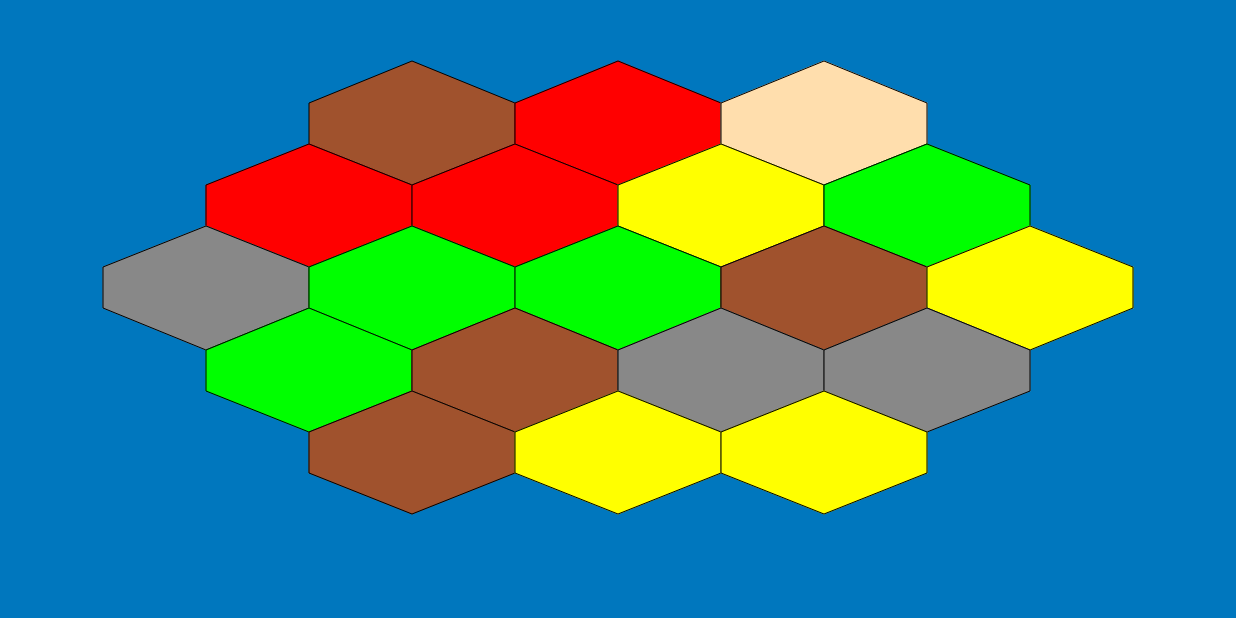
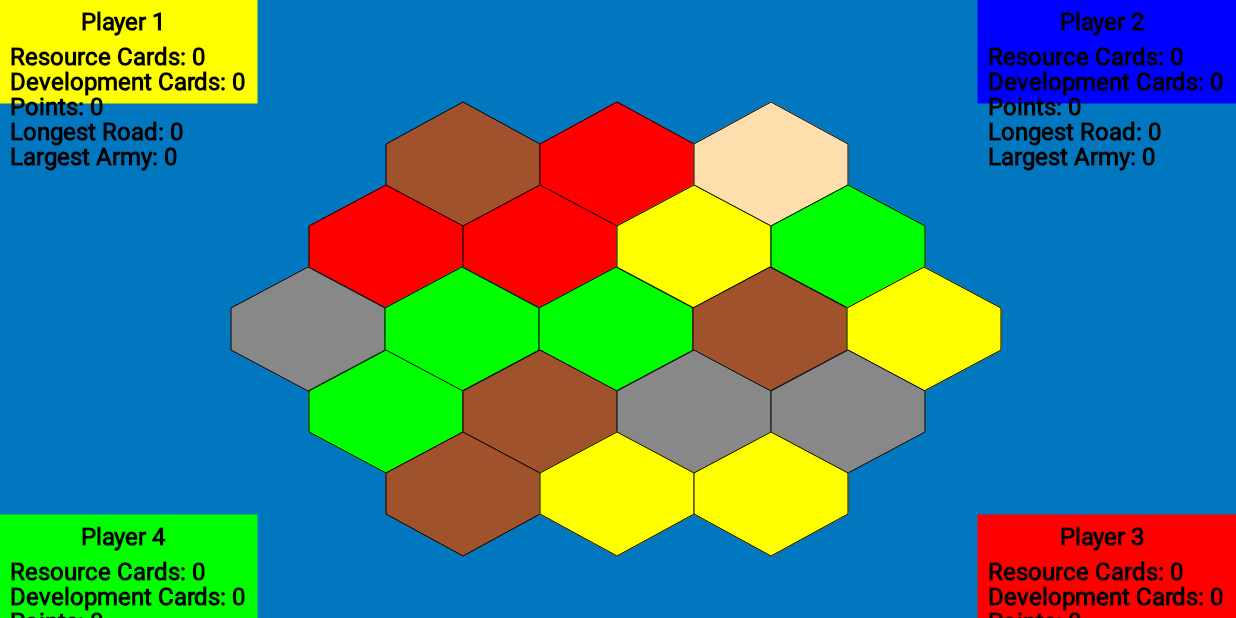
Before and after one commit to hlawler96/Comp_433_Project_Game, an Android app: the GameActivity screen opened directly, with no data from a screen before it, on a phone screen of 824 x 412 dp (held sideways). Run offline under Robolectric (Android 15) with nearby library versions, the phone set to English and light mode, and no system bars.

Commit message:
Added Player Boxes in the corner that display player stats

```diff
--- a/Game/app/src/main/AndroidManifest.xml
+++ b/Game/app/src/main/AndroidManifest.xml
@@ -8,7 +8,9 @@
         android:label="@string/app_name"
         android:roundIcon="@mipmap/ic_launcher_round"
         android:supportsRtl="true"
-        android:theme="@style/AppTheme">
+        android:theme="@style/AppTheme"
+        >
+
         <activity android:name=".MainActivity">
             <intent-filter>
                 <action android:name="android.intent.action.MAIN" />
--- a/Game/app/src/main/java/edu/unc/cs/haydenl/game/GameActivity.java
+++ b/Game/app/src/main/java/edu/unc/cs/haydenl/game/GameActivity.java
@@ -1,7 +1,9 @@
 package edu.unc.cs.haydenl.game;
 
+import android.app.ActionBar;
 import android.app.Activity;
 import android.os.Bundle;
+import android.view.View;
 
 /**
  * Created by hayden on 10/9/17.
@@ -12,6 +14,10 @@ public class GameActivity extends Activity {
     @Override
     protected void onCreate(Bundle savedInstanceState) {
         super.onCreate(savedInstanceState);
+        View decorView = getWindow().getDecorView();
+// Hide the status bar.
+        int uiOptions = View.SYSTEM_UI_FLAG_FULLSCREEN;
+        decorView.setSystemUiVisibility(uiOptions);
         setContentView(R.layout.game_activity);
     }
 }
--- a/Game/app/src/main/java/edu/unc/cs/haydenl/game/GameBoard.java
+++ b/Game/app/src/main/java/edu/unc/cs/haydenl/game/GameBoard.java
@@ -10,15 +10,21 @@ import android.util.Log;
 public class GameBoard {
 
     public Tile[] tiles;
+    public Player[] players;
     public int woodCount = 0, wheatCount = 0, brickCount = 0, rockCount = 0, sheepCount = 0, desertCount = 0, counter;
 
     public GameBoard(){
         tiles = new Tile[19];
-        for(int i = 0; i < 19; i++ ){
+        players  = new Player[4];
+        for(int i = 0; i < tiles.length; i++ ){
             tiles[i] = assignType();
+        }
+        for(int i = 1; i <= players.length; i++){
+            players[i-1] = new Player(i);
         }
         counter = 0;
     }
+
     public Tile getTileForBoard(){
         Tile t = tiles[counter];
         counter++;
--- a/Game/app/src/main/java/edu/unc/cs/haydenl/game/GameView.java
+++ b/Game/app/src/main/java/edu/unc/cs/haydenl/game/GameView.java
@@ -9,10 +9,8 @@ import android.os.Build;
 import android.support.annotation.Nullable;
 import android.support.annotation.RequiresApi;
 import android.util.AttributeSet;
-import android.util.Log;
 import android.view.MotionEvent;
 import android.view.View;
-import android.widget.Button;
 
 import java.util.ArrayList;
 
@@ -47,12 +45,13 @@ public class GameView extends View {
         init(context);
     }
 
-    public void init(Context context){
+    public void init(Context context
+    ){
         game = new GameBoard();
         setup = false;
         settlements = new ArrayList<Spot>();
 
-        this.setOnTouchListener(new View.OnTouchListener(){
+        this.setOnTouchListener(new OnTouchListener(){
             @Override
             public boolean onTouch(View v, MotionEvent event){
                 ((GameView) v).onTouch(event.getX(), event.getY());
@@ -71,6 +70,7 @@ public class GameView extends View {
         drawOcean(c,p);
         drawTiles(c,p);
         drawSettlements(c,p);
+        drawPlayerBoxes(c,p);
     }
 
     public void onTouch(float x, float y){
@@ -102,12 +102,12 @@ public class GameView extends View {
         for(int i = 0; i < 6; i+= 2){
             Tile t = game.getTileForBoard();
             if(!setup) {
-                t.storeCoordinates(width / 4 + (i + 1) * (width / 12), height / 10);
-                t.storeCoordinates(width / 4 + (i + 2) * (width / 12), height / 6);
-                t.storeCoordinates(width / 4 + (i + 2) * (width / 12), 7 * height / 30);
-                t.storeCoordinates(width / 4 + (i + 1) * (width / 12), 3 * height / 10);
-                t.storeCoordinates(width / 4 + i * (width / 12), 7 * height / 30);
-                t.storeCoordinates(width / 4 + i * (width / 12), height / 6);
+                t.storeCoordinates(5* width / 16 + (i + 1) * (width / 16), height / 10 + height/15);
+                t.storeCoordinates(5* width / 16 + (i + 2) * (width / 16), height / 6 + height/15);
+                t.storeCoordinates(5* width / 16 + (i + 2) * (width / 16), 7 * height / 30 + height/15);
+                t.storeCoordinates(5* width / 16 + (i + 1) * (width / 16), 3 * height / 10 + height/15) ;
+                t.storeCoordinates(5* width / 16 + i * (width / 16), 7 * height / 30 + height/15) ;
+                t.storeCoordinates(5* width / 16 + i * (width / 16), height / 6 + height/15);
             }
             Path path = new Path();
             path.moveTo(t.spots[0].x,t.spots[0].y);
@@ -131,12 +131,12 @@ public class GameView extends View {
         for(int i =0; i < 8; i+=2){
             Tile t = game.getTileForBoard();
             if(!setup) {
-                t.storeCoordinates(width / 6 + (i + 1) * (width / 12), 7 * height / 30);
-                t.storeCoordinates(width / 6 + (i + 2) * (width / 12), 7 * height / 30 + height / 15);
-                t.storeCoordinates(width / 6 + (i + 2) * (width / 12), 7 * height / 30 + 2 * height / 15);
-                t.storeCoordinates(width / 6 + (i + 1) * (width / 12), 7 * height / 30 + 3 * height / 15);
-                t.storeCoordinates(width / 6 + i * (width / 12), 7 * height / 30 + 2 * height / 15);
-                t.storeCoordinates(width / 6 + i * (width / 12), 7 * height / 30 + height / 15);
+                t.storeCoordinates(width / 4 + (i + 1) * (width / 16), 7 * height / 30 + height/15);
+                t.storeCoordinates(width / 4 + (i + 2) * (width / 16), 7 * height / 30 + 2 * height / 15);
+                t.storeCoordinates(width / 4 + (i + 2) * (width / 16), 7 * height / 30 + 3 * height / 15);
+                t.storeCoordinates(width / 4 + (i + 1) * (width / 16), 7 * height / 30 + 4 * height / 15);
+                t.storeCoordinates(width / 4 + i * (width / 16), 7 * height / 30 + 3 * height / 15);
+                t.storeCoordinates(width / 4 + i * (width / 16), 7 * height / 30 + 2 * height / 15);
             }
 
             Path path  = new Path();
@@ -162,12 +162,12 @@ public class GameView extends View {
         for(int i =0; i < 10; i+=2){
             Tile t = game.getTileForBoard();
             if(!setup) {
-                t.storeCoordinates(width / 12 + (i + 1) * (width / 12), 7 * height / 30 + 2 * height / 15);
-                t.storeCoordinates(width / 12 + (i + 2) * (width / 12), 7 * height / 30 + 3 * height / 15);
-                t.storeCoordinates(width / 12 + (i + 2) * (width / 12), 7 * height / 30 + 4 * height / 15);
-                t.storeCoordinates(width / 12 + (i + 1) * (width / 12), 7 * height / 30 + 5 * height / 15);
-                t.storeCoordinates(width / 12 + i * (width / 12), 7 * height / 30 + 4 * height / 15);
-                t.storeCoordinates(width / 12 + i * (width / 12), 7 * height / 30 + 3 * height / 15);
+                t.storeCoordinates(3*width / 16 + (i + 1) * (width / 16), 7 * height / 30 + 3 * height / 15);
+                t.storeCoordinates(3*width / 16 + (i + 2) * (width / 16), 7 * height / 30 + 4 * height / 15);
+                t.storeCoordinates(3*width / 16 + (i + 2) * (width / 16), 7 * height / 30 + 5 * height / 15);
+                t.storeCoordinates(3*width / 16 + (i + 1) * (width / 16), 7 * height / 30 + 6 * height / 15);
+                t.storeCoordinates(3*width / 16 + i * (width / 16), 7 * height / 30 + 5 * height / 15);
+                t.storeCoordinates(3*width / 16 + i * (width / 16), 7 * height / 30 + 4 * height / 15);
             }
             Path path  = new Path();
             path.moveTo(t.spots[0].x,t.spots[0].y);
@@ -192,12 +192,12 @@ public class GameView extends View {
         for(int i =0; i < 8; i+=2){
             Tile t = game.getTileForBoard();
             if(!setup) {
-                t.storeCoordinates(width / 6 + (i + 1) * (width / 12), 7 * height / 30 + 4 * height / 15);
-                t.storeCoordinates(width / 6 + (i + 2) * (width / 12), 7 * height / 30 + 5 * height / 15);
-                t.storeCoordinates(width / 6 + (i + 2) * (width / 12), 7 * height / 30 + 6 * height / 15);
-                t.storeCoordinates(width / 6 + (i + 1) * (width / 12), 7 * height / 30 + 7 * height / 15);
-                t.storeCoordinates(width / 6 + i * (width / 12), 7 * height / 30 + 6 * height / 15);
-                t.storeCoordinates(width / 6 + i * (width / 12), 7 * height / 30 + 5 * height / 15);
+                t.storeCoordinates(width / 4 + (i + 1) * (width / 16), 7 * height / 30 + 5 * height / 15);
+                t.storeCoordinates(width / 4 + (i + 2) * (width / 16), 7 * height / 30 + 6 * height / 15);
+                t.storeCoordinates(width / 4 + (i + 2) * (width / 16), 7 * height / 30 + 7 * height / 15);
+                t.storeCoordinates(width / 4 + (i + 1) * (width / 16), 7 * height / 30 + 8 * height / 15);
+                t.storeCoordinates(width / 4 + i * (width / 16), 7 * height / 30 + 7 * height / 15);
+                t.storeCoordinates(width / 4 + i * (width / 16), 7 * height / 30 + 6 * height / 15);
             }
             Path path  = new Path();
             path.moveTo(t.spots[0].x,t.spots[0].y);
@@ -222,12 +222,12 @@ public class GameView extends View {
         for(int i =0; i < 6; i+=2){
             Tile t = game.getTileForBoard();
             if(!setup) {
-                t.storeCoordinates(width / 4 + (i + 1) * (width / 12), 7 * height / 30 + 6 * height / 15);
-                t.storeCoordinates(width / 4 + (i + 2) * (width / 12), 7 * height / 30 + 7 * height / 15);
-                t.storeCoordinates(width / 4 + (i + 2) * (width / 12), 7 * height / 30 + 8 * height / 15);
-                t.storeCoordinates(width / 4 + (i + 1) * (width / 12), 7 * height / 30 + 9 * height / 15);
-                t.storeCoordinates(width / 4 + i * (width / 12), 7 * height / 30 + 8 * height / 15);
-                t.storeCoordinates(width / 4 + i * (width / 12), 7 * height / 30 + 7 * height / 15);
+                t.storeCoordinates(5*width / 16 + (i + 1) * (width / 16), 7 * height / 30 + 7 * height / 15);
+                t.storeCoordinates(5*width / 16 + (i + 2) * (width / 16), 7 * height / 30 + 8 * height / 15);
+                t.storeCoordinates(5*width / 16 + (i + 2) * (width / 16), 7 * height / 30 + 9 * height / 15);
+                t.storeCoordinates(5*width / 16 + (i + 1) * (width / 16), 7 * height / 30 + 10 * height / 15);
+                t.storeCoordinates(5*width / 16 + i * (width / 16), 7 * height / 30 + 9 * height / 15);
+                t.storeCoordinates(5*width / 16 + i * (width / 16), 7 * height / 30 + 8 * height / 15);
                 if(i == 4)setup = true;
             }
 
@@ -265,7 +265,73 @@ public class GameView extends View {
         }
     }
 
+    private void drawPlayerBoxes(Canvas c, Paint p){
+
+        //Player 1
+        p.setColor(game.players[0].color);
+        c.drawRect(0,0, 5* width / 24, height / 6,p);
+
+        p.setColor(Color.BLACK);
+        p.setTextSize(24);
+        p.setTextAlign(Paint.Align.CENTER);
+        c.drawText("Player 1", 5*width/48 - 5, 30, p);
+        p.setTextAlign(Paint.Align.LEFT);
+        c.drawText("Resource Cards: " + game.players[0].numResourceCards, 10, 65,p);
+        c.drawText("Development Cards: " + game.players[0].developmentCards, 10, 90,p);
+        c.drawText("Points: " + game.players[0].points, 10, 115,p);
+        c.drawText("Longest Road: " + game.players[0].longestRoad, 10, 140,p);
+        c.drawText("Largest Army: " + game.players[0].largestArmy,10,165,p);
 
 
 
+        //Player 2
+        p.setColor(game.players[1].color);
+        c.drawRect(19*width/24,0, width , height / 6,p);
+
+        p.setColor(Color.BLACK);
+        p.setTextSize(24);
+        p.setTextAlign(Paint.Align.CENTER);
+        c.drawText("Player 2", 43*width/48-5 , 30, p);
+        p.setTextAlign(Paint.Align.LEFT);
+        c.drawText("Resource Cards: " + game.players[1].numResourceCards, 19*width/24 + 10, 65,p);
+        c.drawText("Development Cards: " + game.players[1].developmentCards, 19*width/24 + 10, 90,p);
+        c.drawText("Points: " + game.players[1].points, 19*width/24 + 10, 115,p);
+        c.drawText("Longest Road: " + game.players[1].longestRoad, 19*width/24 +10, 140,p);
+        c.drawText("Largest Army: " + game.players[1].largestArmy,19*width/24 +10,165,p);
+
+        //Player 3
+        p.setColor(game.players[2].color);
+        c.drawRect(19*width/24 ,5*height/6, width, height,p);
+
+        p.setColor(Color.BLACK);
+        p.setTextSize(24);
+        p.setTextAlign(Paint.Align.CENTER);
+        c.drawText("Player 3", 43*width/48-5 , 5* height/6 + 30, p);
+
+        p.setTextAlign(Paint.Align.LEFT);
+        c.drawText("Resource Cards: " + game.players[2].numResourceCards, 19*width/24 + 10, 5*height/6 + 65,p);
+        c.drawText("Development Cards: " + game.players[2].developmentCards, 19*width/24 + 10, 5*height/6 +90,p);
+        c.drawText("Points: " + game.players[2].points, 19*width/24 + 10, 5*height/6 +115,p);
+        c.drawText("Longest Road: " + game.players[2].longestRoad, 19*width/24 +10, 5*height/6 +140,p);
+        c.drawText("Largest Army: " + game.players[2].largestArmy,19*width/24 +10,5*height/6 + 165,p);
+
+        //Player 4
+        p.setColor(game.players[3].color);
+        c.drawRect(0,5*height/6, 5*width / 24, height,p);
+
+        p.setColor(Color.BLACK);
+        p.setTextSize(24);
+        p.setTextAlign(Paint.Align.CENTER);
+        c.drawText("Player 4", 5*width/48 -5, 5*height/6 + 30, p);
+
+        p.setTextAlign(Paint.Align.LEFT);
+        c.drawText("Resource Cards: " + game.players[3].numResourceCards, 10, 5*height/6 +65,p);
+        c.drawText("Development Cards: " + game.players[3].developmentCards, 10, 5*height/6 +90,p);
+        c.drawText("Points: " + game.players[3].points, 10, 5*height/6 +115,p);
+        c.drawText("Longest Road: " + game.players[3].longestRoad, 10, 5*height/6 +140,p);
+        c.drawText("Largest Army: " + game.players[3].largestArmy,10,5*height/6 +165,p);
+
+
+    }
+
 }
--- a/Game/app/src/main/java/edu/unc/cs/haydenl/game/MainActivity.java
+++ b/Game/app/src/main/java/edu/unc/cs/haydenl/game/MainActivity.java
@@ -1,8 +1,8 @@
 package edu.unc.cs.haydenl.game;
 
 import android.content.Intent;
+import android.os.Bundle;
 import android.support.v7.app.AppCompatActivity;
-import android.os.Bundle;
 import android.view.View;
 
 public class MainActivity extends AppCompatActivity {
--- /dev/null
+++ b/Game/app/src/main/java/edu/unc/cs/haydenl/game/Player.java
@@ -0,0 +1,88 @@
+package edu.unc.cs.haydenl.game;
+
+import android.graphics.Color;
+
+import java.util.ArrayList;
+import java.util.HashMap;
+
+/**
+ * Created by hayden on 10/10/17.
+ */
+
+public class Player {
+
+    int points, settlements, cities, id, developmentCards, longestRoad, largestArmy, numResourceCards;
+    ArrayList<Integer> numbers;
+    boolean hasLongestRoad, hasLargestArmy;
+    HashMap<Tile.RESOURCE_TYPE, Integer> cards;
+    int color;
+
+    public Player(int playerNum){
+        id = playerNum;
+        points = 0;
+        settlements = 0;
+        cities = 0;
+        numbers = new ArrayList<Integer>();
+        hasLongestRoad = false;
+        hasLargestArmy = false;
+        cards = new HashMap<Tile.RESOURCE_TYPE,Integer>();
+        cards.put(Tile.RESOURCE_TYPE.BRICK, 0);
+        cards.put(Tile.RESOURCE_TYPE.WOOD, 0);
+        cards.put(Tile.RESOURCE_TYPE.ROCK, 0);
+        cards.put(Tile.RESOURCE_TYPE.WHEAT, 0);
+        cards.put(Tile.RESOURCE_TYPE.SHEEP, 0);
+        color = Color.YELLOW;
+        if(id == 2)color = Color.BLUE;
+        if(id == 3)color = Color.RED;
+        if(id == 4) color = Color.GREEN;
+        developmentCards = 0;
+        largestArmy = 0;
+        longestRoad = 0;
+        numResourceCards = 0;
+    }
+
+    public void addResource(Tile.RESOURCE_TYPE type){
+        cards.put(type, cards.get(type) + 1);
+        numResourceCards++;
+    }
+    public void useResource(Tile.RESOURCE_TYPE type) {
+        cards.put(type, cards.get(type) - 1);
+        numResourceCards--;
+    }
+
+    public int addSettlement(){
+        if(settlements < 6){
+            settlements++;
+            points++;
+        }
+        return points;
+    }
+
+    public int addCity(){
+        if(cities < 5){
+            cities++;
+            points++;
+            settlements--;
+        }
+        return points;
+    }
+    public int addLongestRoad(){
+        points += 2;
+        hasLongestRoad = true;
+        return points;
+    }
+    public int addLargestArmy(){
+        points+=2;
+        hasLargestArmy = true;
+        return points;
+    }
+    public void addToLongestRoad(){
+        longestRoad++;
+    }
+
+    public void addToLargestArmy(){
+        largestArmy++;
+    }
+
+
+}
--- a/Game/app/src/main/java/edu/unc/cs/haydenl/game/Tile.java
+++ b/Game/app/src/main/java/edu/unc/cs/haydenl/game/Tile.java
@@ -1,7 +1,4 @@
 package edu.unc.cs.haydenl.game;
-
-import android.graphics.Color;
-import android.graphics.Path;
 
 /**
  * Created by hayden on 10/9/17.
```
Also changed, not shown: Game/app/src/main/res/values/ids.xml (deleted, +0 -59 lines), Game/gradle/wrapper/gradle-wrapper.properties.
